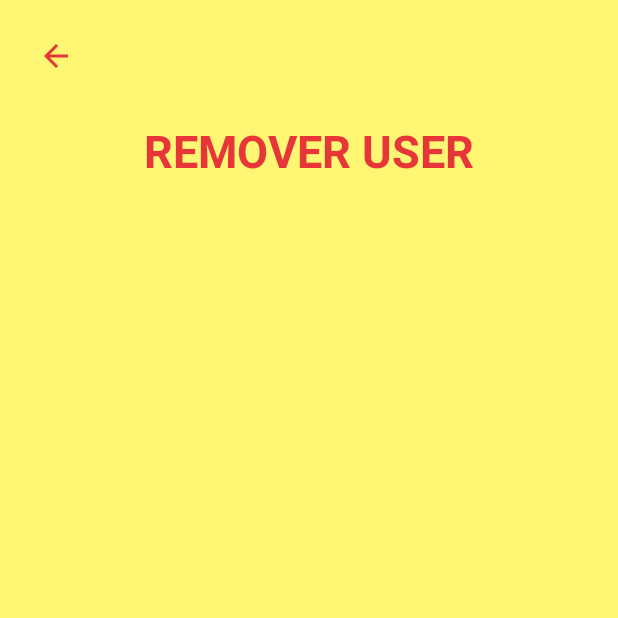
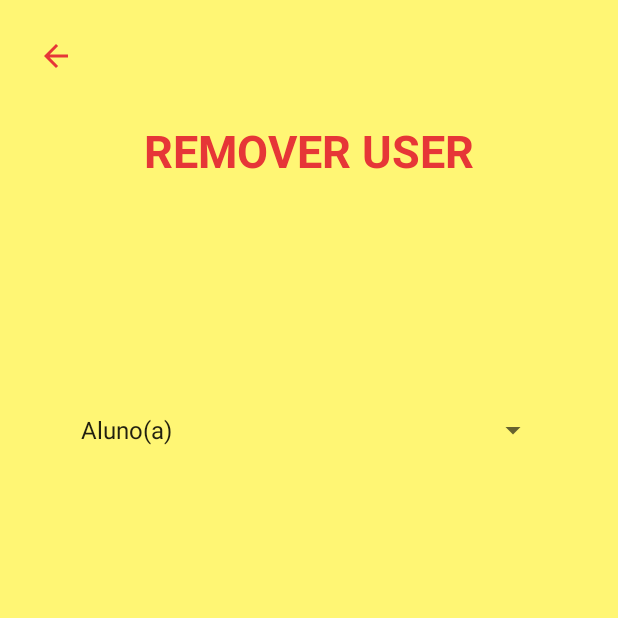
Before and after one commit to CristianeMaragno/PD2-DiretoriaApp, an Android app: the UserRemovalActivity screen opened directly, with no data from a screen before it, on a phone screen of 412 x 824 dp, the top half of it. Run offline under Robolectric (Android 15) with nearby library versions, the phone set to English and light mode, and no system bars; our stand-ins replace Firebase (no records; nobody signed in at launch, a user with empty details on screens opened directly).

Commit message:
Adiciona Spinner para selecionar o status dos usuários que quer que apareçam

```diff
--- a/app/src/main/java/com/cristianerm/pd2diretoria/UserRemovalActivity.java
+++ b/app/src/main/java/com/cristianerm/pd2diretoria/UserRemovalActivity.java
@@ -9,8 +9,10 @@ import android.content.Intent;
 import android.os.Bundle;
 import android.util.Log;
 import android.view.View;
+import android.widget.AdapterView;
 import android.widget.ArrayAdapter;
 import android.widget.ImageButton;
+import android.widget.Spinner;
 import android.widget.Toast;
 
 import com.google.firebase.auth.FirebaseAuth;
@@ -27,6 +29,8 @@ import java.util.Collections;
 public class UserRemovalActivity extends AppCompatActivity {
 
     ImageButton voltar;
+    Spinner status_users;
+    ArrayList<RemoverUserItem> usersList;
 
     private RecyclerView mRecyclerView;
     private RecyclerView.Adapter mAdapter;
@@ -45,11 +49,12 @@ public class UserRemovalActivity extends AppCompatActivity {
         setContentView(R.layout.activity_user_removal);
 
         voltar = (ImageButton) findViewById(R.id.buttonVoltarUserRemoval);
+        status_users = (Spinner) findViewById(R.id.spinner_status_removal);
         mRecyclerView = findViewById(R.id.recycler_view_remover_users);
+        usersList = new ArrayList<>();
 
         mAuth = FirebaseAuth.getInstance();
         mFirebaseDatase = FirebaseDatabase.getInstance();
-        myRef = mFirebaseDatase.getReference().child("alunos");
 
         mAuthListener = new FirebaseAuth.AuthStateListener() {
             @Override
@@ -72,9 +77,41 @@ public class UserRemovalActivity extends AppCompatActivity {
             }
         });
 
+        ///// Spinner status dos users
+        ArrayAdapter<CharSequence> adapter_status = ArrayAdapter.createFromResource(this,
+                R.array.status, android.R.layout.simple_spinner_item);
+        adapter_status.setDropDownViewResource(android.R.layout.simple_spinner_dropdown_item);
+        status_users.setAdapter(adapter_status);
+        ////
+
+        status_users.setOnItemSelectedListener(new AdapterView.OnItemSelectedListener() {
+            @Override
+            public void onItemSelected(AdapterView<?> parentView, View selectedItemView, int position, long id) {
+                String status_selecionado = status_users.getItemAtPosition(status_users.getSelectedItemPosition()).toString();
+                recupera_users(status_selecionado);
+            }
+
+            @Override
+            public void onNothingSelected(AdapterView<?> parentView) {
+                // your code here
+            }
+
+        });
+
+    }
+
+    public void recupera_users(String status_selecionado){
+        usersList.clear();
+
+        if(status_selecionado.equals("Aluno(a)")){
+            myRef = mFirebaseDatase.getReference().child("alunos");
+        }else if(status_selecionado.equals("Professor(a)")){
+            myRef = mFirebaseDatase.getReference().child("professores");
+        }else if(status_selecionado.equals("Membro da direção")){
+            myRef = mFirebaseDatase.getReference().child("diretoria");
+        }
+
         myRef.addValueEventListener(new ValueEventListener() {
-
-            ArrayList<RemoverUserItem> usersList = new ArrayList<>();
 
             @Override
             public void onDataChange(DataSnapshot dataSnapshot) {
@@ -103,6 +140,5 @@ public class UserRemovalActivity extends AppCompatActivity {
 
             }
         });
-
     }
 }
--- a/app/src/main/res/layout/activity_user_removal.xml
+++ b/app/src/main/res/layout/activity_user_removal.xml
@@ -33,10 +33,19 @@
         app:layout_constraintStart_toStartOf="parent"
         app:layout_constraintTop_toTopOf="parent" />
 
+    <Spinner
+        android:id="@+id/spinner_status_removal"
+        android:layout_width="@dimen/width_spinner"
+        android:layout_height="wrap_content"
+        android:layout_marginBottom="25dp"
+        app:layout_constraintBottom_toTopOf="@+id/recycler_view_remover_users"
+        app:layout_constraintEnd_toEndOf="parent"
+        app:layout_constraintStart_toStartOf="parent" />
+
     <androidx.recyclerview.widget.RecyclerView
         android:id="@+id/recycler_view_remover_users"
         android:layout_width="match_parent"
-        android:layout_height="@dimen/list_view_h"
+        android:layout_height="500dp"
         android:layout_marginLeft="@dimen/list_view_margin_left"
         android:layout_marginRight="@dimen/list_view_margin_right"
         app:layout_constraintBottom_toBottomOf="parent"
--- a/app/src/main/res/values/values_spinner.xml
+++ b/app/src/main/res/values/values_spinner.xml
@@ -24,7 +24,7 @@
 
     <string-array name="turmas">
         <item>Berçário</item>
-        <item>Maternal I</item>
+        <item>Maternal</item>
         <item>Infantil I</item>
         <item>Infantil II</item>
         <item>Infantil III</item>
```
